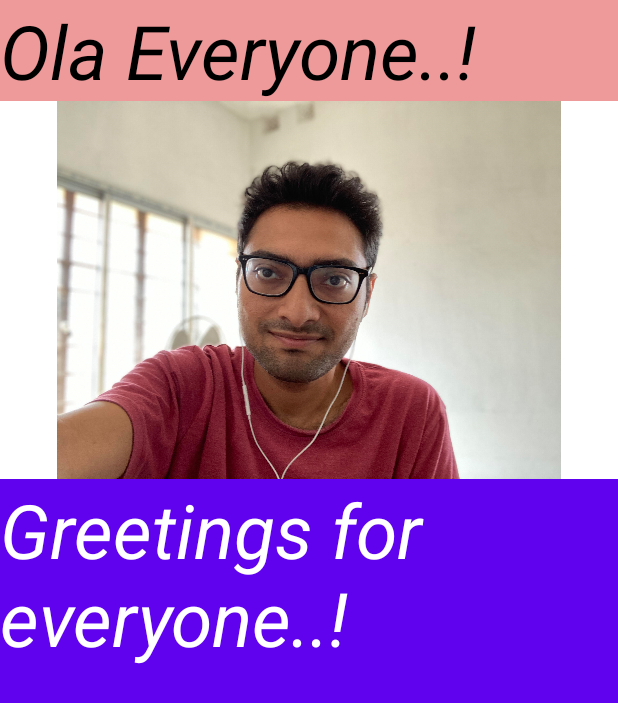
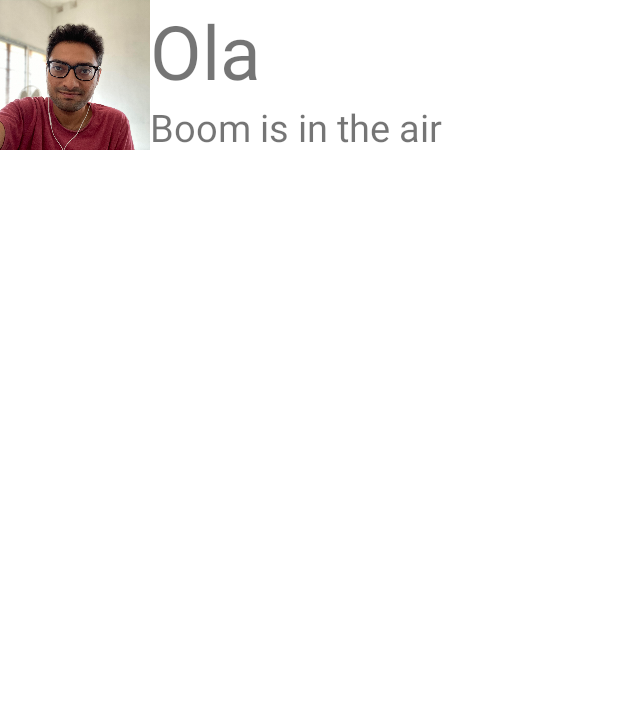
Before and after one commit to pogo420/AndroidLearning, an Android app: the screen it shows after launch (MainActivity), on a phone screen of 412 x 824 dp. Shown: the top 703 px of the screen. Run offline under Robolectric (Android 15) with nearby library versions, the phone set to English and light mode, and no system bars.

Commit message:
Relative+view group

```diff
--- a/app/src/main/java/com/example/androidlearning/MainActivity.java
+++ b/app/src/main/java/com/example/androidlearning/MainActivity.java
@@ -24,7 +24,7 @@ public class MainActivity extends AppCompatActivity {
     @Override
     protected void onCreate(Bundle savedInstanceState) {
         super.onCreate(savedInstanceState);
-        setContentView(R.layout.activity_1_liner);
+        setContentView(R.layout.relative_testing);
         Toolbar toolbar = findViewById(R.id.toolbar);
         setSupportActionBar(toolbar);
 
--- a/app/src/main/res/layout/activity_1_liner.xml
+++ b/app/src/main/res/layout/activity_1_liner.xml
@@ -6,6 +6,26 @@
     android:layout_width="match_parent"
     android:layout_height="match_parent">
 
+    <ImageView
+        android:src="@drawable/profilepic"
+        android:layout_weight="1"
+        android:layout_width="match_parent"
+        android:layout_height="0dp"
+        android:scaleType="fitXY"
+        />
+
+    <TextView
+        android:id="@+id/textView3"
+        android:layout_gravity="bottom"
+        android:background="#6002ee"
+        android:textColor="@color/white"
+        android:layout_weight="0"
+        android:layout_width="match_parent"
+        android:layout_height="wrap_content"
+        android:textSize="50sp"
+        android:text="Greetings for everyone..!"
+        android:textStyle="italic"
+        />
 
     <TextView
         android:id="@+id/textView2"
@@ -19,25 +39,4 @@
         android:textStyle="italic"
         />
 
-    <ImageView
-        android:src="@drawable/profilepic"
-        android:layout_weight="1"
-        android:layout_width="match_parent"
-        android:layout_height="0dp"
-        android:scaleType="fitCenter"
-        />
-
-    <TextView
-        android:id="@+id/textView3"
-        android:layout_gravity="bottom"
-        android:background="#6002ee"
-        android:textColor="@color/white"
-        android:layout_weight="2"
-        android:layout_width="match_parent"
-        android:layout_height="0dp"
-        android:textSize="50sp"
-        android:text="Greetings for everyone..!"
-        android:textStyle="italic"
-        />
-
 </LinearLayout>
--- /dev/null
+++ b/app/src/main/res/layout/relative_testing.xml
@@ -0,0 +1,35 @@
+<?xml version="1.0" encoding="utf-8"?>
+<RelativeLayout xmlns:android="http://schemas.android.com/apk/res/android"
+    android:layout_width="match_parent" android:layout_height="match_parent">
+
+    <ImageView
+        android:id="@+id/image"
+        android:layout_width="100dp"
+        android:layout_height="100dp"
+        android:src="@drawable/profilepic"
+        android:layout_alignParentStart="true"
+        android:layout_alignParentLeft="true"
+        android:scaleType="centerCrop"/>
+
+    <TextView
+        android:layout_width="wrap_content"
+        android:layout_height="wrap_content"
+        android:layout_toRightOf="@id/image"
+        android:layout_alignParentTop="true"
+        android:text="Ola"
+        android:textSize="50dp"
+        android:id="@+id/text"
+        />
+
+    <TextView
+        android:id="@+id/subtext"
+        android:layout_width="wrap_content"
+        android:layout_height="wrap_content"
+        android:layout_below="@id/text"
+        android:layout_toRightOf="@id/image"
+        android:text="Boom is in the air"
+        android:textSize="25dp" />
+
+
+
+</RelativeLayout>
```
